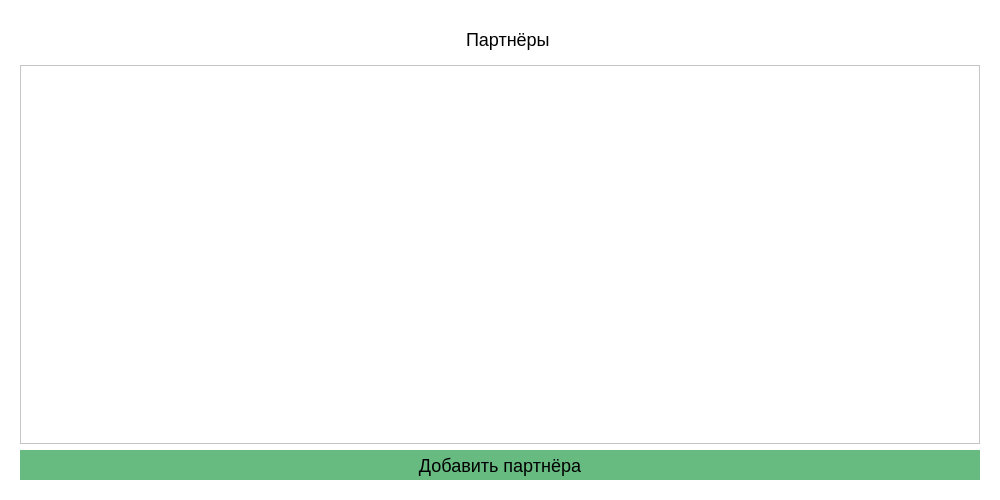
This is ui/widgets/PartnersPage.ui in kramolla/demo as Qt 5 draws it before an edit. The edited form follows.
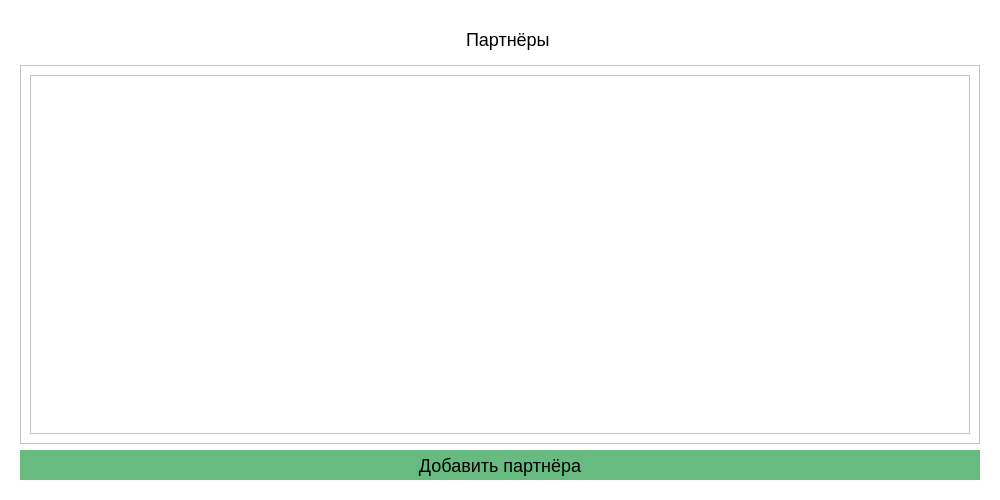
This is the edited form. Icons and pictures are not drawn.

```diff
--- a/ui/widgets/PartnersPage.ui
+++ b/ui/widgets/PartnersPage.ui
@@ -26,7 +26,7 @@
    <string>Form</string>
   </property>
   <property name="autoFillBackground">
-   <bool>true</bool>
+   <bool>false</bool>
   </property>
   <property name="styleSheet">
    <string notr="true">QWidget{background: white;
@@ -131,11 +131,14 @@
           <rect>
            <x>0</x>
            <y>0</y>
-           <width>978</width>
-           <height>336</height>
+           <width>962</width>
+           <height>320</height>
           </rect>
          </property>
          <layout class="QVBoxLayout" name="verticalLayout_3">
+          <item>
+           <widget class="QListWidget" name="listWidget"/>
+          </item>
           <item>
            <layout class="QVBoxLayout" name="list"/>
           </item>
```
